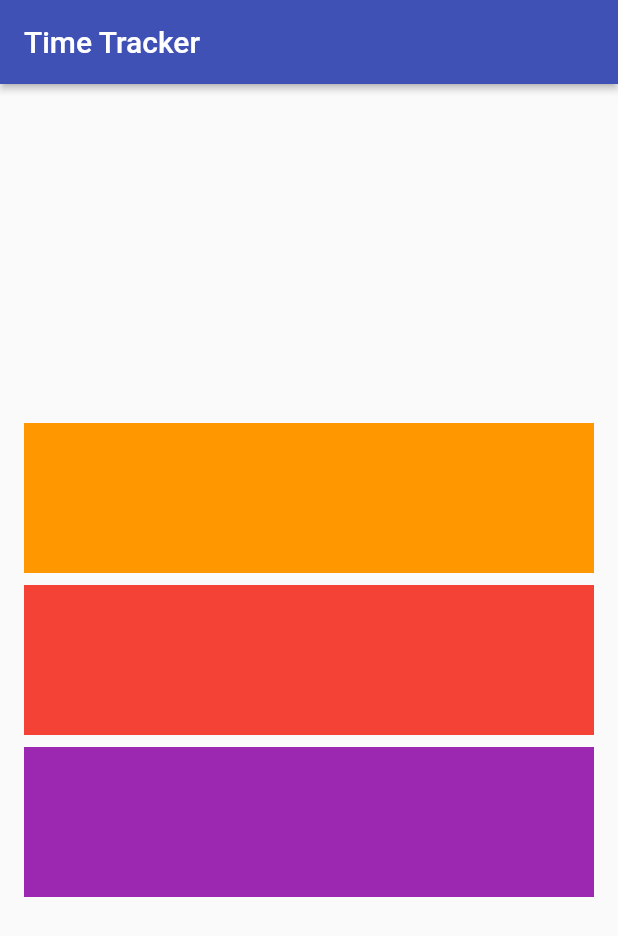
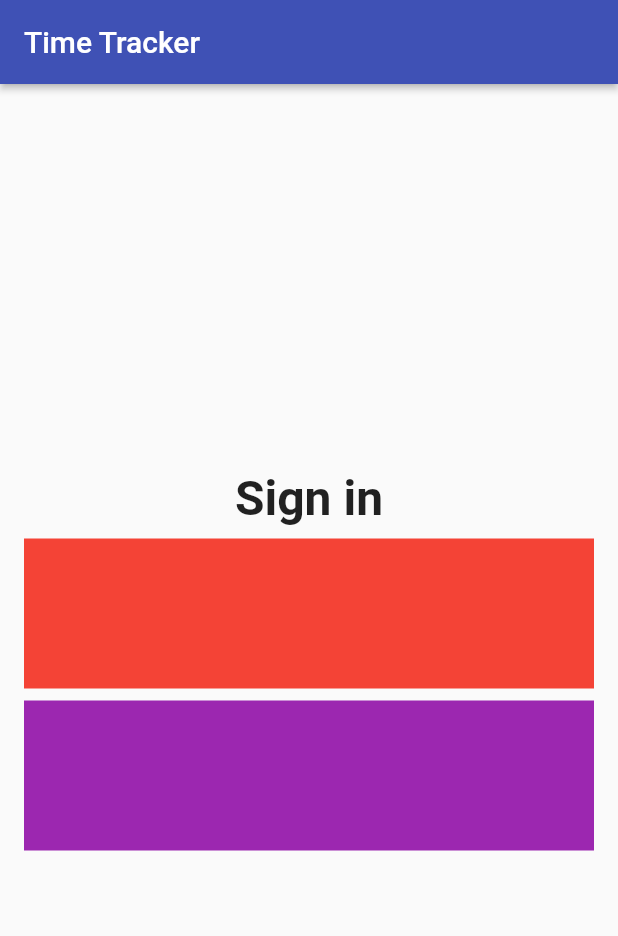
Before and after one commit to ArifLateefShah/flutter, a Flutter app: the screen it shows after launch, on a phone screen of 412 x 824 dp. Shown: the top 936 px of the screen. Run offline on Flutter 3.47's test engine with Material 2 defaults, Android fonts, the phone set to English and light mode, and no system bars.

```diff
--- a/demo1/lib/app/sign_in/sign_in_page.dart
+++ b/demo1/lib/app/sign_in/sign_in_page.dart
@@ -22,11 +22,13 @@ class SignInPage extends StatelessWidget {
         mainAxisAlignment: MainAxisAlignment.center,
         crossAxisAlignment: CrossAxisAlignment.stretch,
         children: <Widget>[
-          Container(
-            color: Colors.orange,
-            child: SizedBox(
-              height: 100,
-            ),
+          Text(
+              'Sign in',
+              textAlign: TextAlign.center,
+              style:TextStyle(
+                fontSize: 32.0,
+                fontWeight: FontWeight.w600,
+              ) ,
           ),
           SizedBox(height: 8.0,),
           Container(
```
